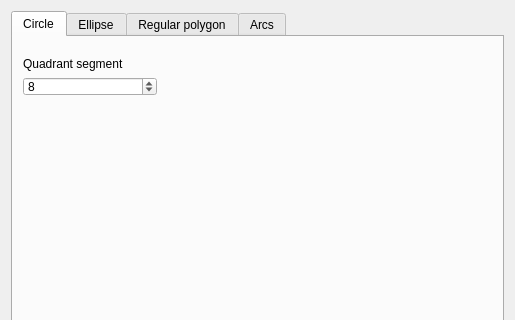
The window that CADDigitize/ui_CADDigitizeSettings.ui (vinayan/RectOvalDigitPlugin) describes before a commit, drawn with Qt 5; both pictures show x 0 to 515 and y 0 to 320 of the 515 by 500 pixel window.
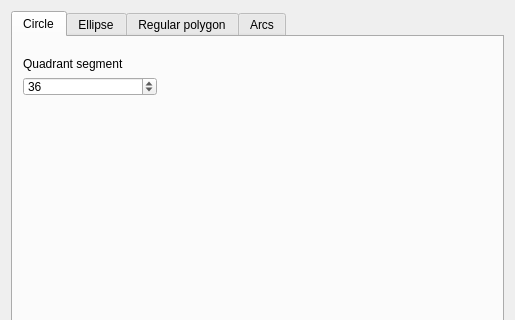
The same window after the commit.

Patch:
```diff
--- a/CADDigitize/ui_CADDigitizeSettings.ui
+++ b/CADDigitize/ui_CADDigitizeSettings.ui
@@ -54,7 +54,7 @@
              <double>3600.000000000000000</double>
             </property>
             <property name="value">
-             <double>8.000000000000000</double>
+             <double>36.000000000000000</double>
             </property>
            </widget>
           </item>
```
